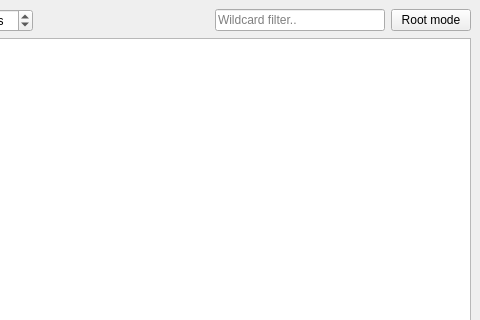
This is konnectionmonitor.ui in mx1up/konnectionmonitor as Qt 5 draws it before an edit; both pictures show x 222 to 702 and y 0 to 320 of the 702 by 504 pixel window. The edited form follows.
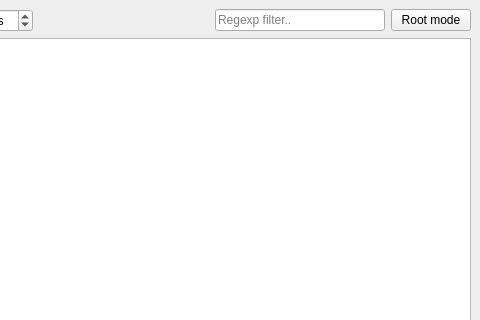
This is the edited form.

Commit message: use regexp in filterbox instead of wildcard

```diff
--- a/konnectionmonitor.ui
+++ b/konnectionmonitor.ui
@@ -90,7 +90,7 @@
        <string>filter connections</string>
       </property>
       <property name="placeholderText">
-       <string>Wildcard filter..</string>
+       <string>Regexp filter..</string>
       </property>
      </widget>
     </item>
```
Left out of the diff: 2 changed lines with no effect on the pictures. The commit also changes 1 other file.
